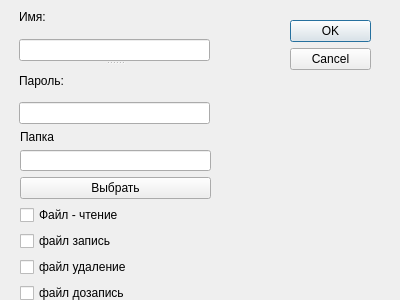
peleccom/SpoKursach, file edituserdialog.ui: the form before one commit.
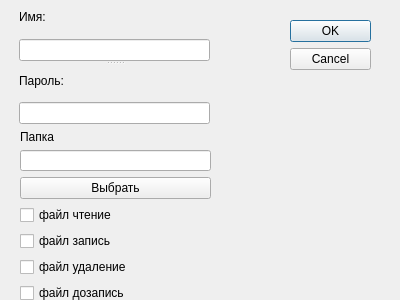
The form after the commit. Icons and pictures are not drawn.

What changed in the file:
```diff
--- a/edituserdialog.ui
+++ b/edituserdialog.ui
@@ -125,7 +125,7 @@
     <item>
      <widget class="QCheckBox" name="checkBox">
       <property name="text">
-       <string>Файл - чтение</string>
+       <string>файл чтение</string>
       </property>
      </widget>
     </item>
```
Left out of the diff: 14 changed lines with no effect on the pictures.
